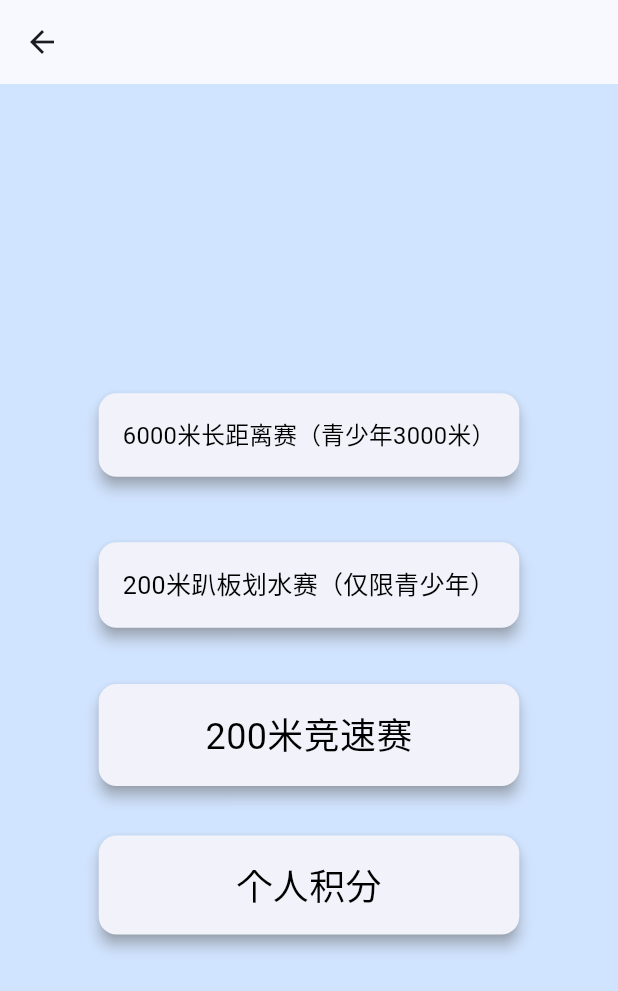
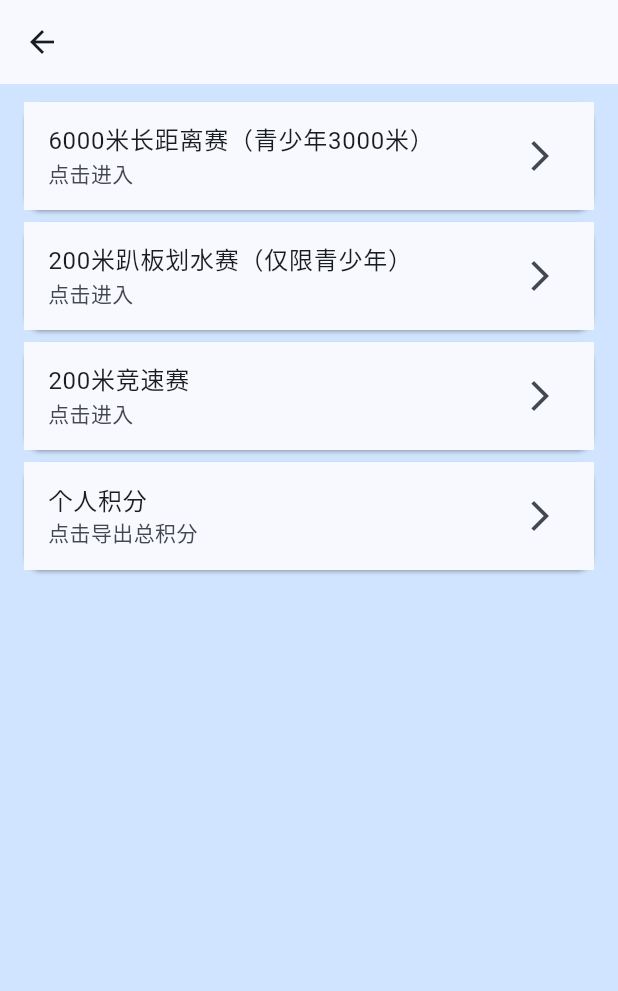
Before and after one commit to MCTown/PaddleScoreApp, a Flutter app: the RacePage screen opened by its route, on a phone screen of 412 x 824 dp. Shown: the top 991 px of the screen. Run offline on Flutter 3.47's test engine with Material 3 defaults, Android fonts, the phone set to English and light mode, and no system bars; our stand-ins replace file_picker, flutter_typeahead, font_awesome_flutter, glassmorphism, shared_preferences and 3 more; missing offline and left inert: dart:ffi, excel; accounts and stored records are empty.

Commit message:
Dev. Fix bugs.

```diff
--- a/lib/pageWidgets/appEntrances/racesEntrancePage.dart
+++ b/lib/pageWidgets/appEntrances/racesEntrancePage.dart
@@ -1,32 +1,40 @@
 import 'package:flutter/material.dart';
+
 // import 'package:paddle_score_app/page_widgets/shortDistancePage.dart';
 import 'package:provider/provider.dart';
 
 import '../longDistanceRace/longDistancePage.dart';
 import '../shortDistanceRace/shortDistancePage.dart';
-enum RaceType{
+
+enum RaceType {
   longRace,
   shortRace1,
   shortRace2,
   teamRace,
   personalScore,
 }
-class RaceCardState extends ChangeNotifier{
+
+class RaceCardState extends ChangeNotifier {
   String raceEventName = '';
 }
-class RaceCard extends StatefulWidget{
+
+class RaceCard extends StatefulWidget {
   final RaceType rt;
-  const RaceCard({super.key,required this.rt});
+
+  const RaceCard({super.key, required this.rt});
+
   @override
-  State<RaceCard> createState()=>_RaceCard();
+  State<RaceCard> createState() => _RaceCard();
 }
-class _RaceCard extends State<RaceCard>{
+
+class _RaceCard extends State<RaceCard> {
   bool isHovering = false;
+
   @override
-  Widget build(BuildContext context){
+  Widget build(BuildContext context) {
     RaceType rt = widget.rt;
     String title;
-    switch(rt){
+    switch (rt) {
       case RaceType.longRace:
         title = '6000米长距离赛（青少年3000米）';
         break;
@@ -40,173 +48,100 @@ class _RaceCard extends State<RaceCard>{
         title = '团体竞赛';
         break;
       case RaceType.personalScore:
-        title  = '个人积分';
+        title = '个人积分';
         break;
     }
     return LayoutBuilder(
-      builder:(BuildContext context,BoxConstraints constraints) {
+        builder: (BuildContext context, BoxConstraints constraints) {
       var raceCardState_ = context.watch<RaceCardState>();
       String raceName = raceCardState_.raceEventName;
-        double cardWidth = constraints.maxWidth*0.7 ;
-        return SizedBox(
-          width: cardWidth,
-          height: 100,
-          child: InkWell(
-              onTap: () {
-                final raceBar = '$raceName/$title';
-                print('点击了$title');
-                switch(rt){
-                 case RaceType.longRace:
-                   Navigator.push(
-                     context,
-                     MaterialPageRoute(
-                       builder:(context)=>LongDistanceRacePage(raceBar:raceBar, raceEventName:raceName),
-                     ),
-                   );
-                   break;
-                  case RaceType.shortRace1:
-                    Navigator.push(
-                      context,
-                      MaterialPageRoute(
-                        builder:(context)=>shortDistancePage(raceBar:raceBar, raceEventName:raceName),
-                      ),
-                    );
-                    break;
-                    case RaceType.shortRace2:
-                    Navigator.push(
-                      context,
-                      MaterialPageRoute(
-                        builder:(context)=>shortDistancePage(raceBar:raceBar, raceEventName:raceName),
-                      ),
-                    );
-                    break;
-                    case RaceType.teamRace:
-                    Navigator.push(
-                      context,
-                      MaterialPageRoute(
-                        builder:(context)=>LongDistanceRacePage(raceBar:raceBar, raceEventName:raceName),
-                      ),
-                    );
-                    break;
-                    case RaceType.personalScore:
-                    Navigator.push(
-                      context,
-                      MaterialPageRoute(
-                        builder:(context)=>LongDistanceRacePage(raceBar:raceBar, raceEventName:raceName),
-                      ),
-                    );
-                    break;
+      double cardWidth = constraints.maxWidth * 0.7;
+      // todo
+      return Placeholder();
+    });
+  }
 }
 
-              },
-              onHover: (hovering) {
-                setState(() {
-                  isHovering = hovering;
-                });
-              },
-              child: Stack(
-                alignment: Alignment.center,
-                children: [
-                  AnimatedContainer(
-                    duration: const Duration(milliseconds: 200),
-                    curve: Curves.easeInOut,
-                    decoration: BoxDecoration(
-                      borderRadius: BorderRadius.circular(12),
-                      boxShadow: isHovering
-                          ? [
-                        BoxShadow(
-                          color: Colors.grey.withOpacity(0.5),
-                          blurRadius: 12,
-                          spreadRadius:12,
-                        ),
-                      ] : [
-                        const BoxShadow(
-                          color: Colors.transparent,
-                          blurRadius: 0,
-                          spreadRadius: 0,
-                        ),
-                      ],
-                    ),
-                    child: Card(
-                      elevation: isHovering ? 10 : 4,
-                      shadowColor: isHovering ? Colors.grey:Colors.grey,
-                      shape: RoundedRectangleBorder(
-                        borderRadius: BorderRadius.circular(12),
-                      ),
-                      // color:Colors.white.withOpacity(isHovering?0.8:1.0),
-                      child: Padding(
-                          padding: const EdgeInsets.all(16.0),
-                          child: AnimatedOpacity(
-                            opacity: isHovering ? 0.0 : 1.0,
-                            duration: const Duration(milliseconds: 200),
-                            child: Row(
-                              mainAxisAlignment: MainAxisAlignment.start,
-                              children: [
-                                Expanded(
-                                  child:FittedBox(
-                                    fit: BoxFit.scaleDown,
-                                    child: Text(title, style: const TextStyle(
-                                        fontSize: 24, color: Colors.black)),
-                                  )
-                                ),
-                              ],
-                            ),
-                          )
-                      ),
-                    ),
-                  ),
-                  AnimatedOpacity(
-                      opacity: isHovering ? 1.0 : 0.0,
-                      duration: const Duration(milliseconds: 200),
-                      child: const Row(
-                        mainAxisSize: MainAxisSize.min,
-                        children: [
-                          FittedBox(
-                              fit: BoxFit.scaleDown,
-                              child: Text('查看详情', style: TextStyle(
-                                  fontSize: 16, color: Colors.purple))
-                          ),
-                          Icon(Icons.arrow_forward_ios, color: Colors.purple),
-                        ],
-                      )
-                  )
-                ],
-              )
-          ),
-        );
-      }
-    );
-  }
-}
-class RacePage extends StatelessWidget{
+class RacePage extends StatelessWidget {
   final String raceName;
-  const RacePage({super.key,required this.raceName});
+
+  const RacePage({super.key, required this.raceName});
+
   @override
-  Widget build(BuildContext context){
-    // final raceName = ModalRoute
-    //     .of(context)!
-    //     .settings
-    //     .arguments as String? ??
-    //     'No Race Name Provided';
+  Widget build(BuildContext context) {
     final raceCardState = context.watch<RaceCardState>();
     raceCardState.raceEventName = raceName;
     return Scaffold(
         backgroundColor: Theme.of(context).colorScheme.primaryContainer,
-      appBar:AppBar(
-        title:Text(raceName),
+        appBar: AppBar(
+          title: Text(raceName),
         ),
-      body:const Center(
-        child:Column(
-          mainAxisSize: MainAxisSize.min,
-          children:[
-            RaceCard(rt:RaceType.longRace),
-            RaceCard(rt:RaceType.shortRace1),
-            RaceCard(rt:RaceType.shortRace2),
-            // RaceCard(rt:RaceType.teamRace),
-            RaceCard(rt:RaceType.personalScore),
-          ]
-        )
-      )
+        body: Padding(
+            // 添加一些 Padding 使列表不紧贴屏幕边缘
+            padding: const EdgeInsets.all(8.0),
+            child: Column(
+              children: [
+                RaceNameCard(
+                  title: '6000米长距离赛（青少年3000米）',
+                  raceName: raceName,
+                  subtitle: "点击进入",
+                ),
+                RaceNameCard(
+                  title: '200米趴板划水赛（仅限青少年）',
+                  raceName: raceName,
+                  subtitle: "点击进入",
+                ),
+                RaceNameCard(
+                  title: '200米竞速赛',
+                  raceName: raceName,
+                  subtitle: "点击进入",
+                ),
+                RaceNameCard(
+                  title: '个人积分',
+                  raceName: raceName,
+                  subtitle: "点击导出总积分",
+                ),
+              ],
+            )));
+  }
+}
+
+class RaceNameCard extends StatelessWidget {
+  final String title;
+  final String raceName;
+  final String? subtitle; // 副标题设为可选参数
+
+  const RaceNameCard({
+    Key? key,
+    required this.title,
+    required this.raceName,
+    required this.subtitle,
+  }) : super(key: key);
+
+  @override
+  Widget build(BuildContext context) {
+    return Card(
+      margin: const EdgeInsets.symmetric(vertical: 4.0, horizontal: 8.0),
+      shape: RoundedRectangleBorder(borderRadius: BorderRadius.circular(12.0)),
+      child: ListTile(
+        tileColor: Theme.of(context).canvasColor,
+        title: Text(title),
+        subtitle: subtitle != null ? Text(subtitle!) : null,
+        // 根据是否传入副标题来显示
+        trailing: const Icon(Icons.arrow_forward_ios),
+        onTap: () {
+          final raceBar = '$raceName/$title'; // 更清晰的参数组合方式
+          Navigator.push(
+            context,
+            MaterialPageRoute(
+              builder: (context) => shortDistancePage(
+                raceBar: raceBar,
+                raceEventName: raceName,
+              ),
+            ),
+          );
+        },
+      ),
     );
   }
 }
--- a/lib/pageWidgets/shortDistanceRace/shortDistancePage.dart
+++ b/lib/pageWidgets/shortDistanceRace/shortDistancePage.dart
@@ -245,7 +245,7 @@ class _SprintRacePageState extends State<shortDistancePage>{
       raceAccount = 3;
       return [
         RaceState(name: '初赛',status: RaceStatus.notStarted),
-        RaceState(name: ' 1/2\n决赛', status: RaceStatus.notStarted),
+        RaceState(name: '1/2\n决赛', status: RaceStatus.notStarted),
         RaceState(name: '决赛', status: RaceStatus.notStarted),
       ];
     }else{
```
Lines whose indentation alone changed are shown as unchanged.
